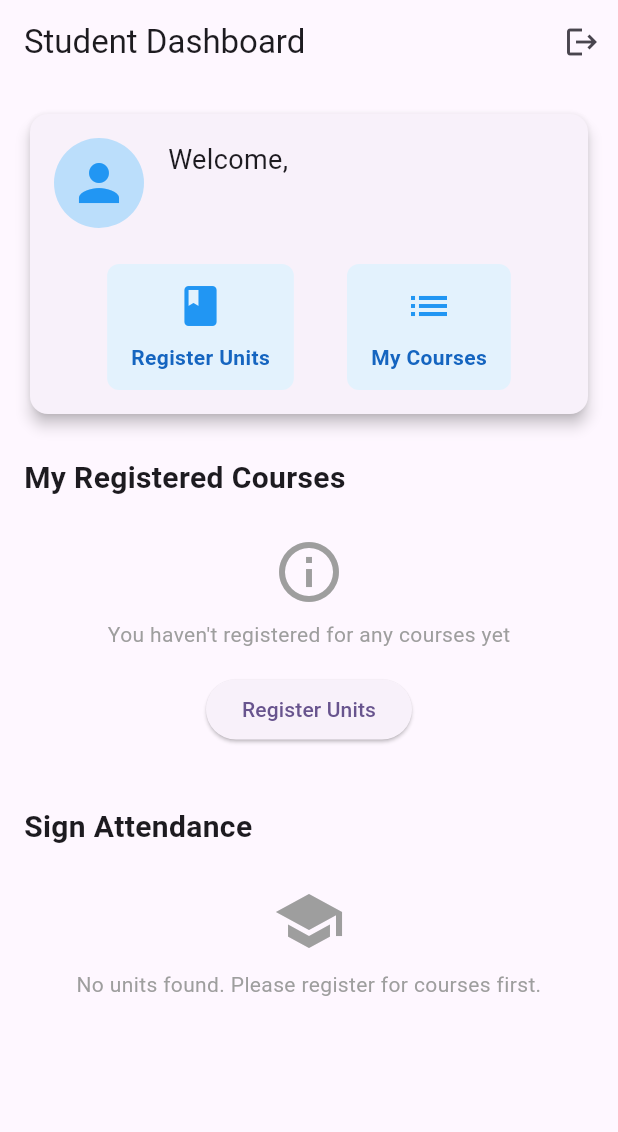
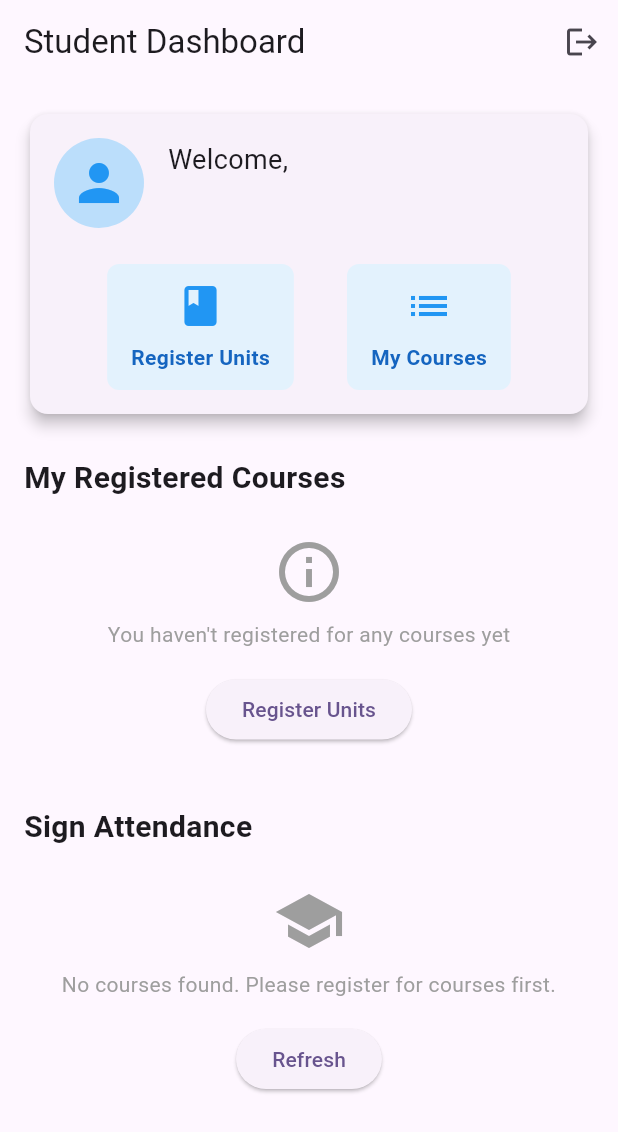
Before and after one commit to njogubless/attendanceapp, a Flutter app: the screen it shows once a user with an empty profile is signed in, on a phone screen of 412 x 824 dp. Shown: the top 1132 px of the screen. Run offline on Flutter 3.47's test engine with Material 3 defaults, Android fonts, the phone set to English and light mode, and no system bars; our stand-ins replace cloud_firestore, email_validator, firebase_auth, firebase_core, flutter_riverpod, flutter_spinkit; accounts and stored records are empty.

Commit message:
working on the attendance feature

```diff
--- a/lib/Models/attendance_model.dart
+++ b/lib/Models/attendance_model.dart
@@ -1,10 +1,6 @@
 import 'package:cloud_firestore/cloud_firestore.dart';
 
-enum AttendanceStatus {
-  pending,
-  approved,
-  rejected
-}
+enum AttendanceStatus { pending, approved, rejected }
 
 class AttendanceModel {
   final String id;
@@ -12,6 +8,7 @@ class AttendanceModel {
   final String unitName;
   final String studentId;
   final String studentName;
+  final String studentEmail;
   final String courseName;
   final String lecturerId;
   final String venue;
@@ -26,6 +23,7 @@ class AttendanceModel {
     this.unitName = '',
     required this.studentId,
     required this.studentName,
+    required this.studentEmail,
     required this.courseName,
     required this.lecturerId,
     required this.venue,
@@ -41,13 +39,15 @@ class AttendanceModel {
       id: doc.id,
       studentId: data['studentId'] ?? '',
       studentName: data['studentName'] ?? '', // Added field extraction
+      studentEmail: data['studentEmail'] ?? '',
       unitId: data['unitId'] ?? '',
       courseName: data['courseName'] ?? '', // Added field extraction
       lecturerId: data['lecturerId'] ?? '',
       venue: data['venue'] ?? '',
       attendanceDate: data['attendanceDate'] ?? Timestamp.now(),
       status: AttendanceStatus.values.firstWhere(
-        (e) => e.toString() == 'AttendanceStatus.${data['status'] ?? 'pending'}',
+        (e) =>
+            e.toString() == 'AttendanceStatus.${data['status'] ?? 'pending'}',
         orElse: () => AttendanceStatus.pending,
       ),
       lecturerComments: data['lecturerComments'],
@@ -92,7 +92,6 @@ class AttendanceModel {
     return attendanceDate.toDate();
   }
 
-
   AttendanceModel copyWith({
     String? id,
     String? unitId,
@@ -113,6 +112,7 @@ class AttendanceModel {
       unitName: unitName ?? this.unitName,
       studentId: studentId ?? this.studentId,
       studentName: studentName ?? this.studentName,
+      studentEmail: studentEmail,
       courseName: courseName ?? this.courseName,
       lecturerId: lecturerId ?? this.lecturerId,
       venue: venue ?? this.venue,
@@ -143,6 +143,7 @@ class AttendanceModel {
       unitName: map['unitName'] ?? '',
       studentId: map['studentId'] ?? '',
       studentName: map['studentName'] ?? '',
+      studentEmail: map['studentEmail'] ?? '',
       courseName: map['courseName'] ?? '',
       lecturerId: map['lecturerId'] ?? '',
       venue: map['venue'] ?? '',
@@ -152,6 +153,4 @@ class AttendanceModel {
       studentComments: map['studentComments'] ?? '',
     );
   }
-
-
 }
--- a/lib/Screens/student/components/unit_attendance.dart
+++ b/lib/Screens/student/components/unit_attendance.dart
@@ -1,71 +1,16 @@
-// unit_attendance.dart
 import 'package:attendanceapp/Models/attendance_model.dart';
 import 'package:attendanceapp/Models/course_model.dart';
-import 'package:attendanceapp/Models/unit_model.dart';
 import 'package:attendanceapp/Providers/attendance_providers.dart';
 import 'package:attendanceapp/Providers/course_providers.dart' as course_providers;
 import 'package:cloud_firestore/cloud_firestore.dart';
 import 'package:flutter/material.dart';
 import 'package:flutter_riverpod/flutter_riverpod.dart';
 
-final allStudentUnitsProvider = Provider<AsyncValue<List<UnitWithCourse>>>((ref) {
-  final enrolledCoursesAsync = ref.watch(course_providers.studentEnrolledCoursesProvider);
-
-  return enrolledCoursesAsync.when(
-    data: (courses) {
-      if (courses.isEmpty) {
-        return const AsyncValue.data([]);
-      }
-
-      // Use a StreamProvider or FutureProvider instead for async operations
-      final unitsAsyncValue = ref.watch(allStudentUnitsFutureProvider(courses));
-
-      // Now return the AsyncValue directly
-      return unitsAsyncValue;
-    },
-    loading: () => const AsyncValue.loading(),
-    error: (err, stack) => AsyncValue.error(err, stack),
-  );
-});
-
-// Create a separate FutureProvider to handle the async work
-final allStudentUnitsFutureProvider = FutureProvider.family<List<UnitWithCourse>, List<CourseModel>>((ref, courses) async {
-  // Create a list to hold all unit futures
-  final List<Future<List<UnitWithCourse>>> unitFutures = [];
-
-  // For each course, get its units
-  for (final course in courses) {
-    final unitsFuture = ref.watch(course_providers.courseUnitsProvider(course.id).future)
-      .then((units) => units.map((unit) => UnitWithCourse(
-            unit: unit,
-            courseName: course.name,
-            courseId: course.id
-          )).toList());
-
-    unitFutures.add(unitsFuture);
-  }
-
-  // Wait for all futures to complete and flatten the results
-  final unitLists = await Future.wait(unitFutures);
-  return unitLists.expand((units) => units).toList();
-});
-class UnitWithCourse {
-  final UnitModel unit;
-  final String courseName;
-  final String courseId;
-
-  UnitWithCourse({
-    required this.unit,
-    required this.courseName,
-    required this.courseId,
-  });
-}
-
-class UnitAttendance extends ConsumerWidget {
+class CourseAttendance extends ConsumerWidget {
   final String studentId;
   final String studentName;
 
-  const UnitAttendance({
+  const CourseAttendance({
     Key? key,
     required this.studentId,
     required this.studentName,
@@ -73,22 +18,31 @@ class UnitAttendance extends ConsumerWidget {
 
   @override
   Widget build(BuildContext context, WidgetRef ref) {
-    final unitsAsyncValue = ref.watch(allStudentUnitsProvider);
+    final enrolledCoursesAsyncValue = ref.watch(course_providers.studentEnrolledCoursesProvider);
 
-    return unitsAsyncValue.when(
-      data: (units) {
-        if (units.isEmpty) {
-          return const Center(
+    return enrolledCoursesAsyncValue.when(
+      data: (courses) {
+        if (courses.isEmpty) {
+          return Center(
             child: Padding(
-              padding: EdgeInsets.all(16),
+              padding: const EdgeInsets.all(16),
               child: Column(
+                mainAxisAlignment: MainAxisAlignment.center,
                 children: [
-                  Icon(Icons.school, size: 48, color: Colors.grey),
-                  SizedBox(height: 8),
-                  Text(
-                    'No units found. Please register for courses first.',
+                  const Icon(Icons.school, size: 48, color: Colors.grey),
+                  const SizedBox(height: 8),
+                  const Text(
+                    'No courses found. Please register for courses first.',
                     style: TextStyle(color: Colors.grey),
                     textAlign: TextAlign.center,
+                  ),
+                  const SizedBox(height: 16),
+                  ElevatedButton(
+                    onPressed: () {
+                      // Refresh the provider
+                      ref.refresh(course_providers.studentEnrolledCoursesProvider);
+                    },
+                    child: const Text('Refresh'),
                   ),
                 ],
               ),
@@ -99,29 +53,46 @@ class UnitAttendance extends ConsumerWidget {
         return ListView.builder(
           shrinkWrap: true,
           physics: const NeverScrollableScrollPhysics(),
-          itemCount: units.length,
+          itemCount: courses.length,
           itemBuilder: (context, index) {
-            final unitWithCourse = units[index];
+            final course = courses[index];
             return Card(
               margin: const EdgeInsets.only(bottom: 8),
+              shape: RoundedRectangleBorder(
+                borderRadius: BorderRadius.circular(12),
+              ),
               child: ListTile(
+                contentPadding: const EdgeInsets.symmetric(
+                    horizontal: 16, vertical: 8),
                 leading: CircleAvatar(
                   backgroundColor: Colors.green.shade100,
                   child: Text(
-                    unitWithCourse.unit.name.isNotEmpty ? unitWithCourse.unit.name[0] : 'U',
+                    course.name.isNotEmpty ? course.name[0] : 'C',
                     style: TextStyle(
                       color: Colors.green.shade800,
                       fontWeight: FontWeight.bold,
                     ),
                   ),
                 ),
-                title: Text(unitWithCourse.unit.name),
-                subtitle: Text('Course: ${unitWithCourse.courseName}'),
+                title: Text(
+                  course.name,
+                  style: const TextStyle(
+                    fontWeight: FontWeight.bold,
+                    fontSize: 16,
+                  ),
+                ),
+                subtitle: Column(
+                  crossAxisAlignment: CrossAxisAlignment.start,
+                  children: [
+                    Text('Course Code: ${course.courseCode}'),
+                    Text('Lecturer: ${course.lecturerName}'),
+                  ],
+                ),
                 trailing: ElevatedButton(
                   style: ElevatedButton.styleFrom(
                     backgroundColor: Colors.green,
                   ),
-                  onPressed: () => _showAttendanceForm(context, ref, unitWithCourse, studentId, studentName),
+                  onPressed: () => _showAttendanceForm(context, ref, course, studentId, studentName),
                   child: const Text(
                     'Sign Attendance',
                     style: TextStyle(color: Colors.white),
@@ -142,11 +113,12 @@ class UnitAttendance extends ConsumerWidget {
         child: Padding(
           padding: const EdgeInsets.all(16.0),
           child: Column(
+            mainAxisAlignment: MainAxisAlignment.center,
             children: [
               const Icon(Icons.error_outline, size: 48, color: Colors.red),
               const SizedBox(height: 8),
               Text(
-                'Error loading units: $err',
+                'Error loading courses: $err',
                 style: const TextStyle(color: Colors.red),
                 textAlign: TextAlign.center,
               ),
@@ -164,9 +136,13 @@ class UnitAttendance extends ConsumerWidget {
     );
   }
 
-  void _showAttendanceForm(BuildContext context, WidgetRef ref, UnitWithCourse unitWithCourse, String studentId, String studentName) {
+  void _showAttendanceForm(BuildContext context, WidgetRef ref, CourseModel course, String studentId, String studentName) {
+    final emailController = TextEditingController();
+    final locationController = TextEditingController();
     final commentController = TextEditingController();
-    final locationController = TextEditingController();
+
+    // Pre-fill some information
+    emailController.text = '$studentName@example.com'; // Replace with actual student email if available
 
     showDialog(
       context: context,
@@ -180,9 +156,19 @@ class UnitAttendance extends ConsumerWidget {
                 mainAxisSize: MainAxisSize.min,
                 crossAxisAlignment: CrossAxisAlignment.start,
                 children: [
-                  Text('Unit: ${unitWithCourse.unit.name}',
+                  Text('Course: ${course.name}',
                       style: const TextStyle(fontWeight: FontWeight.bold)),
-                  Text('Course: ${unitWithCourse.courseName}'),
+                  Text('Course Code: ${course.courseCode}'),
+                  Text('Lecturer: ${course.lecturerName}'),
+                  const SizedBox(height: 16),
+                  TextField(
+                    controller: emailController,
+                    decoration: const InputDecoration(
+                      labelText: 'Email',
+                      border: OutlineInputBorder(),
+                    ),
+                    keyboardType: TextInputType.emailAddress,
+                  ),
                   const SizedBox(height: 16),
                   TextField(
                     controller: locationController,
@@ -216,16 +202,17 @@ class UnitAttendance extends ConsumerWidget {
                 // Create attendance model
                 final attendance = AttendanceModel(
                   id: '', // This will be generated by Firestore
-                  unitId: unitWithCourse.unit.id,
-                  unitName: unitWithCourse.unit.name,
+                  unitId: course.id, // Use courseId as unitId for now
+                  unitName: course.name, // Use course name as unit name
                   studentId: studentId,
                   studentName: studentName,
-                  courseName: unitWithCourse.courseName,
-                  lecturerId: unitWithCourse.unit.lecturerId,
+                  courseName: course.name,
+                  lecturerId: course.lecturerId,
                   venue: locationController.text,
                   attendanceDate: Timestamp.now(),
                   status: AttendanceStatus.pending,
                   studentComments: commentController.text,
+                  studentEmail: emailController.text,
                 );
 
                 // Submit attendance
--- a/lib/Screens/student/student_dashbaord.dart
+++ b/lib/Screens/student/student_dashbaord.dart
@@ -194,7 +194,7 @@ class _StudentDashboardState extends ConsumerState<StudentDashboard> {
                 ),
               ),
               const SizedBox(height: 8),
-              UnitAttendance(
+              CourseAttendance(
                 studentId: _studentId,
                 studentName: _studentName,
               ),
--- a/lib/services/attendance_service.dart
+++ b/lib/services/attendance_service.dart
@@ -110,4 +110,6 @@ Future<void> updateAttendanceStatus(String attendanceId, String status) async {
   }
 }
 
+
+
 }
```
Also changed, not shown: lib/Screens/student/attedance_submission.dart (deleted), lib/Screens/student/available_courses.dart (deleted).
